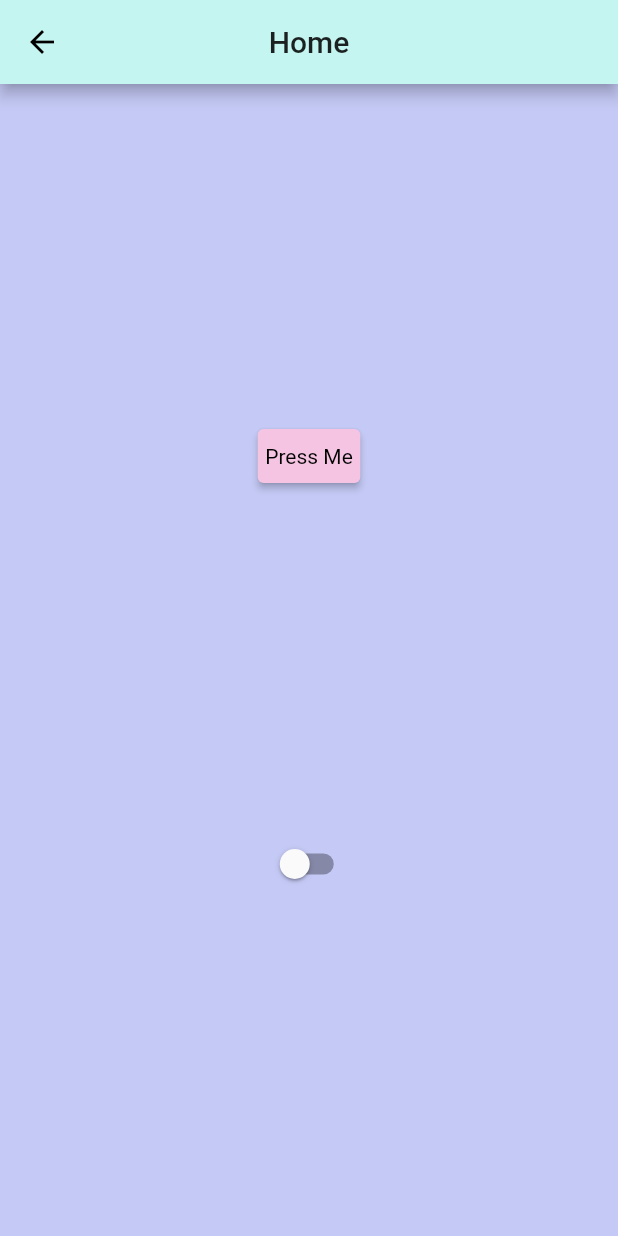
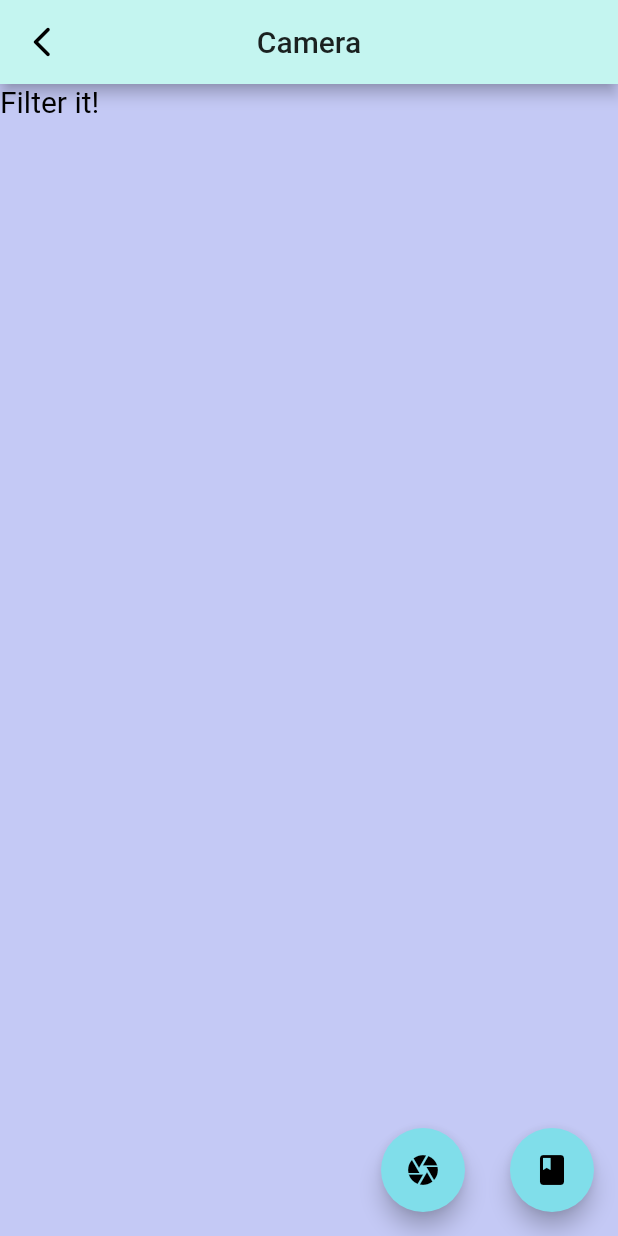
Before and after one commit to MHYeung/Camera-Filter-App, a Flutter app: the screen it shows after launch, on a phone screen of 412 x 824 dp. Run offline on Flutter 3.47's test engine with Material 2 defaults, Android fonts, the phone set to English and light mode, and no system bars; our stand-ins replace camera, image_picker.

Commit message:
camera page

```diff
--- /dev/null
+++ b/lib/Pages/camera_page.dart
@@ -0,0 +1,77 @@
+import 'dart:async';
+import 'dart:io';
+
+import 'package:camera/camera.dart';
+import 'package:flutter/cupertino.dart';
+import 'package:flutter/material.dart';
+import 'package:image_picker/image_picker.dart';
+
+class CameraPage extends StatefulWidget {
+  const CameraPage({Key? key}) : super(key: key);
+
+  @override
+  _CameraPageState createState() => _CameraPageState();
+}
+
+class _CameraPageState extends State<CameraPage> {
+
+  File? _image;
+  final picker = ImagePicker();
+
+  Future _getImageGallery() async{
+    final pickedFile = await picker.getImage(source: ImageSource.gallery);
+    setState(() {
+      if(pickedFile!=null){
+        _image = File(pickedFile.path);
+      }else{
+        print('No Image Selected');
+      }
+    });
+  }
+
+  Future _getImageCamera() async{
+    final pickedFile = await picker.getImage(source: ImageSource.camera);
+    setState(() {
+      if(pickedFile!=null){
+        _image = File(pickedFile.path);
+      }else{
+        print('No Image Selected');
+      }
+    });
+  }
+
+  @override
+  Widget build(BuildContext context) {
+    return Scaffold(
+      appBar: AppBar(
+        title: Text('Camera'),
+        leading: IconButton(icon: Icon(Icons.arrow_back_ios_new_rounded), onPressed: () => Navigator.popAndPushNamed(context, '/home'),),
+      ),
+      //body: Center(
+      //  child: Image.file(_image!),
+      //),
+      body: Column(
+        children: [
+          if (_image!= null) Image.file(_image!),
+          Text('Filter it!')
+        ],
+      ),
+      floatingActionButton: Row(
+        mainAxisAlignment: MainAxisAlignment.end,
+        children: [
+          FloatingActionButton(
+            heroTag: "camera",
+            onPressed: _getImageCamera,
+            child: Icon(Icons.camera),
+          ),
+          SizedBox(width: 30),
+          FloatingActionButton(
+            heroTag: "gallery",
+            onPressed: _getImageGallery,
+            child: Icon(Icons.book),
+          ),
+        ],
+      ),
+    );
+  }
+}
--- a/lib/Pages/home_page.dart
+++ b/lib/Pages/home_page.dart
@@ -8,30 +8,14 @@ class Home extends StatelessWidget {
   Widget build(BuildContext context) {
     return Scaffold(
       appBar: AppBar(
+        automaticallyImplyLeading: false,
         title: Text('Home'),
+        actions: [
+          IconButton(onPressed: () => Navigator.pushNamed(context, '/settings'), icon: Icon(Icons.settings))
+        ],
       ),
       body: Center(
-          child: Column(
-        mainAxisAlignment: MainAxisAlignment.spaceEvenly,
-        children: [
-          ElevatedButton(
-              onPressed: () {},
-              child: Text(
-                'Press Me',
-                style: TextStyle(
-                    color:
-                        Provider.of<CustomTheme>(context, listen: false).value
-                            ? Colors.white
-                            : Colors.black),
-              )),
-          Switch(
-            onChanged: (bool value) =>
-                Provider.of<CustomTheme>(context, listen: false)
-                    .toggleTheme(value),
-            value: Provider.of<CustomTheme>(context, listen: false).value,
-          ),
-        ],
-      )),
+          child: ElevatedButton(child: Text('Camera'), onPressed: () => Navigator.pushNamed(context, '/camera'),))
     );
   }
 }
--- a/lib/main.dart
+++ b/lib/main.dart
@@ -4,6 +4,7 @@ import 'package:flutter/material.dart';
 import 'package:provider/provider.dart';
 
 void main(){
+  WidgetsFlutterBinding.ensureInitialized();
   runApp(
     MultiProvider(
         providers:[
@@ -20,7 +21,7 @@ class Base extends StatelessWidget {
       debugShowCheckedModeBanner: false,
       onGenerateRoute: CustomRouter.generateRoute,
       theme: Provider.of<CustomTheme>(context).current,
-      initialRoute: '/home',
+      initialRoute: '/camera',
     );
   }
 }
--- a/lib/routes.dart
+++ b/lib/routes.dart
@@ -3,13 +3,19 @@
 import 'package:flutter/cupertino.dart';
 import 'package:flutter/material.dart';
 
+import 'Pages/camera_page.dart';
 import 'Pages/home_page.dart';
+import 'Pages/setting_page.dart';
 
 class CustomRouter{
   static Route<dynamic> generateRoute (RouteSettings settings){
     switch(settings.name){
       case '/home':
         return MaterialPageRoute(builder: (_) => Home());
+      case '/settings':
+        return MaterialPageRoute(builder: (_) => Settings());
+      case '/camera':
+        return MaterialPageRoute(builder: (_) => CameraPage());
       default:
         return MaterialPageRoute(builder: (_) => ErrorPage());
     }
--- a/lib/theme_selection.dart
+++ b/lib/theme_selection.dart
@@ -1,7 +1,6 @@
 import 'package:flutter/material.dart';
 
 class CustomTheme extends ChangeNotifier {
-
   bool _value = false;
 
   bool get value => _value;
@@ -10,10 +9,9 @@ class CustomTheme extends ChangeNotifier {
 
   ThemeData get current => _current;
 
-
   toggleTheme(bool isDark) {
     _current = isDark ? darkTheme : lightTheme;
-    _value = isDark ? true: false;
+    _value = isDark ? true : false;
     return notifyListeners();
   }
 
@@ -24,8 +22,7 @@ class CustomTheme extends ChangeNotifier {
         shape: RoundedRectangleBorder(borderRadius: BorderRadius.circular(4.0)),
         primary: Color.fromRGBO(245, 196, 226, 1),
         textStyle: TextStyle(color: Colors.black),
-        )
-      ),
+      )),
       buttonColor: Color.fromRGBO(245, 196, 226, 1),
       appBarTheme: AppBarTheme(
         backgroundColor: Color.fromRGBO(196, 245, 240, 1),
@@ -37,12 +34,14 @@ class CustomTheme extends ChangeNotifier {
       primaryColor: Color.fromRGBO(196, 226, 245, 1.0),
       scaffoldBackgroundColor: Color.fromRGBO(196, 201, 245, 1),
       textTheme: TextTheme(
+        bodyText1: TextStyle(color: Colors.black, fontSize: 20),
+        bodyText2: TextStyle(color: Colors.black, fontSize: 20),
         button: TextStyle(color: Colors.black),
         headline1: TextStyle(fontWeight: FontWeight.bold),
         caption: TextStyle(
           fontWeight: FontWeight.normal,
         ),
-      ));
+      ).apply(displayColor: Colors.black, bodyColor: Colors.black));
 
   static ThemeData darkTheme = ThemeData(
       elevatedButtonTheme: ElevatedButtonThemeData(
@@ -51,8 +50,7 @@ class CustomTheme extends ChangeNotifier {
         shape: RoundedRectangleBorder(borderRadius: BorderRadius.circular(4.0)),
         primary: Colors.brown[700],
         textStyle: TextStyle(color: Colors.white),
-          )
-      ),
+      )),
       buttonColor: Colors.brown[700],
       appBarTheme: AppBarTheme(
         backgroundColor: Color.fromRGBO(4, 39, 86, 1),
@@ -65,9 +63,11 @@ class CustomTheme extends ChangeNotifier {
       accentColor: Color(0xff40bf7a),
       scaffoldBackgroundColor: Color.fromRGBO(2, 16, 35, 1),
       textTheme: TextTheme(
+          bodyText1: TextStyle(color: Colors.white, fontSize: 20),
+          bodyText2: TextStyle(color: Colors.white, fontSize: 20),
           button: TextStyle(color: Colors.white),
           headline1: TextStyle(fontWeight: FontWeight.bold),
           caption: TextStyle(
             fontWeight: FontWeight.normal,
-          )));
+          )).apply(bodyColor: Colors.white, displayColor: Colors.white));
 }
--- a/pubspec.yaml
+++ b/pubspec.yaml
@@ -23,10 +23,12 @@ environment:
 dependencies:
   flutter:
     sdk: flutter
-  photofilters: ^2.0.2
   image_picker: ^0.7.5+3
   image: ^3.0.2
   provider: ^5.0.0
+  camera: ^0.8.1+1
+  path_provider: ^2.0.2
+  path: ^1.8.0
 
 
   # The following adds the Cupertino Icons font to your application.
```
Also changed, not shown: lib/Pages/setting_page.dart (added, +49 -0 lines), pubspec.lock, 2 other files. Lines whose indentation alone changed are shown as unchanged.
